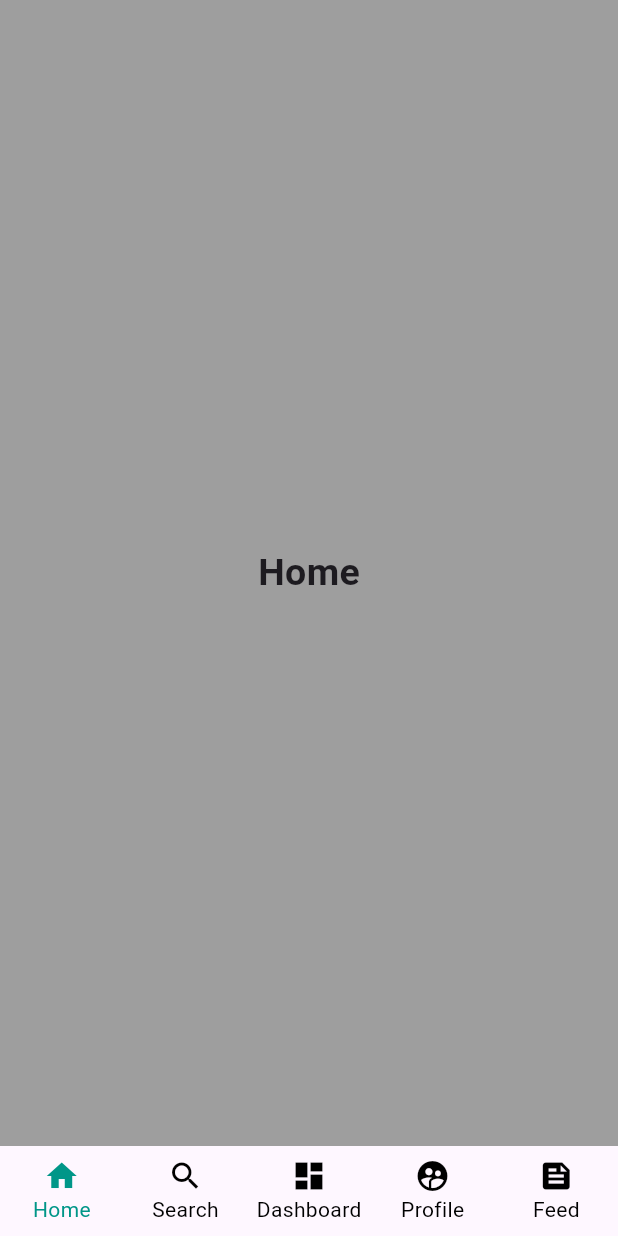
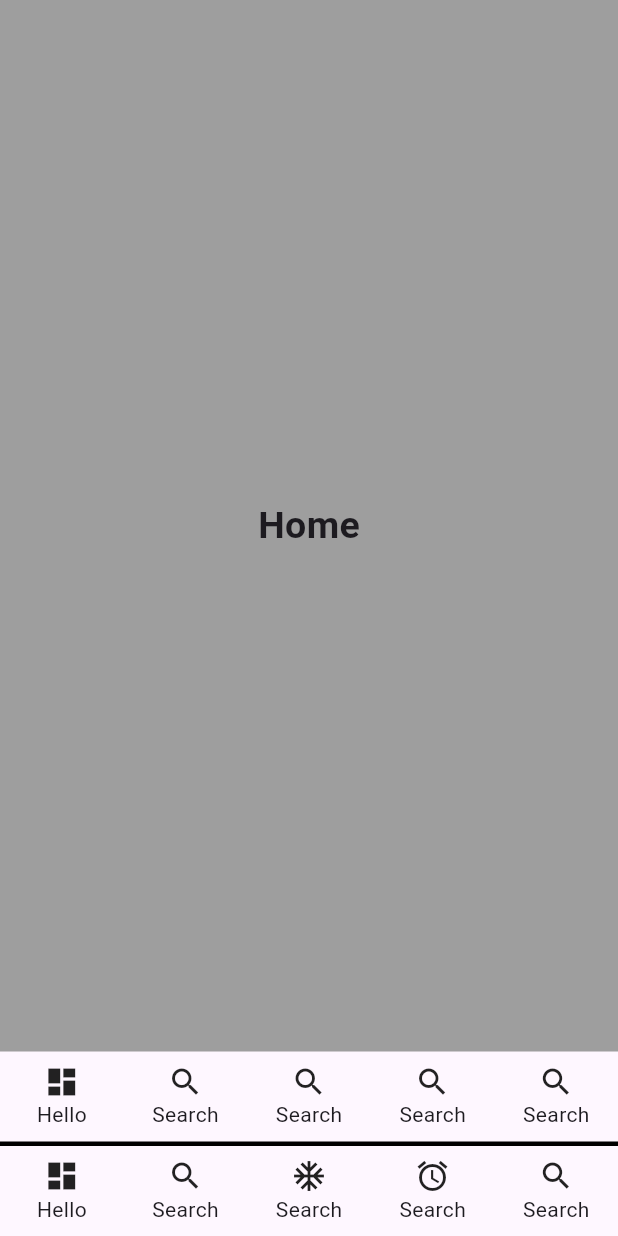
Before and after one commit to patelmeet341993/batch_2023_second_project, a Flutter app: the screen it shows after launch, on a phone screen of 412 x 824 dp. Run offline on Flutter 3.47's test engine with Material 2 defaults, Android fonts, the phone set to English and light mode, and no system bars.

Commit message:
st and sf widgts

```diff
--- a/lib/main.dart
+++ b/lib/main.dart
@@ -1,5 +1,6 @@
 import 'package:flutter/material.dart';
 import 'package:second_project/homepage.dart';
+import 'package:second_project/new_home_page.dart';
 
 void main() {
   runApp(const MyApp());
@@ -32,7 +33,7 @@ class MyApp extends StatelessWidget {
         colorScheme: ColorScheme.fromSeed(seedColor: Colors.deepPurple),
         useMaterial3: true,
       ),
-      home: HomePage(),
+      home: NewHomePage(),
     );
   }
 }
--- /dev/null
+++ b/lib/new_home_page.dart
@@ -0,0 +1,128 @@
+import 'package:flutter/material.dart';
+import 'package:second_project/widgets/menu_item.dart';
+import 'package:second_project/widgets/menu_item_sf.dart';
+
+class NewHomePage extends StatefulWidget {
+  const NewHomePage({super.key});
+
+  @override
+  State<NewHomePage> createState() => _NewHomePageState();
+}
+
+class _NewHomePageState extends State<NewHomePage> {
+  String title = "Home";
+  Color def_clr = Colors.black;
+  Color act_clr = Colors.teal;
+
+  @override
+  Widget build(BuildContext context) {
+    return SafeArea(
+      child: Scaffold(
+        body: getBody(),
+      ),
+    );
+  }
+
+  Widget getBody() {
+    return Column(
+      children: [
+        Expanded(
+          child: Container(
+            width: double.maxFinite,
+            color: Colors.grey,
+            child: Center(
+                child: Text(
+              title,
+              style: TextStyle(fontSize: 25, fontWeight: FontWeight.bold),
+            )),
+          ),
+        ),
+        getMenuSL(),
+        Container(height: 3,width: double.maxFinite,color: Colors.black,),
+        getMenuSF()
+      ],
+    );
+  }
+
+  Widget getMenuSF() {
+    return Container(
+      width: double.maxFinite,
+      height: 60,
+      child: Row(
+        crossAxisAlignment: CrossAxisAlignment.center,
+        children: [
+          MenuItemSF(icon: Icons.dashboard),
+
+          MenuItemSF(
+            icon: Icons.search,
+            label: "Search",
+          ),
+          MenuItemSF(
+            icon: Icons.ac_unit,
+            label: "Search",
+          ),
+          MenuItemSF(
+            icon: Icons.access_alarm,
+            label: "Search",
+          ),
+          MenuItemSF(
+            icon: Icons.search,
+            label: "Search",
+          ),
+
+          // getItem("Home",Icons.home),
+          // getItem("Search",Icons.search,clickFun:(){
+          //
+          //   print("extra feature");
+          //
+          // } ),
+          // getItem("Dashboard",Icons.dashboard,clickFun: (){
+          //   print("meet");
+          // }),
+          // getItem("Profile",Icons.supervised_user_circle_rounded),
+          // getItem("Feed",Icons.feed),
+        ],
+      ),
+    );
+  }
+  Widget getMenuSL() {
+    return Container(
+      width: double.maxFinite,
+      height: 60,
+      child: Row(
+        crossAxisAlignment: CrossAxisAlignment.center,
+        children: [
+          MenuItemSL(icon: Icons.dashboard),
+          MenuItemSL(
+            icon: Icons.search,
+            label: "Search",
+          ),
+          MenuItemSL(
+            icon: Icons.search,
+            label: "Search",
+          ),
+          MenuItemSL(
+            icon: Icons.search,
+            label: "Search",
+          ),
+          MenuItemSL(
+            icon: Icons.search,
+            label: "Search",
+          ),
+
+          // getItem("Home",Icons.home),
+          // getItem("Search",Icons.search,clickFun:(){
+          //
+          //   print("extra feature");
+          //
+          // } ),
+          // getItem("Dashboard",Icons.dashboard,clickFun: (){
+          //   print("meet");
+          // }),
+          // getItem("Profile",Icons.supervised_user_circle_rounded),
+          // getItem("Feed",Icons.feed),
+        ],
+      ),
+    );
+  }
+}
--- /dev/null
+++ b/lib/widgets/menu_item.dart
@@ -0,0 +1,26 @@
+import 'package:flutter/material.dart';
+
+class MenuItemSL extends StatelessWidget {
+
+
+  final IconData icon;
+  final String label;
+
+
+  const MenuItemSL({ this.label = "Hello",required this.icon});
+
+  @override
+  Widget build(BuildContext context) {
+    return  Expanded(
+      child: Container(
+        child: Column(
+          mainAxisAlignment: MainAxisAlignment.center,
+          children: [
+            Icon(icon),
+            Text(label),
+          ],
+        ),
+      ),
+    );
+  }
+}
--- /dev/null
+++ b/lib/widgets/menu_item_sf.dart
@@ -0,0 +1,28 @@
+import 'package:flutter/material.dart';
+
+class MenuItemSF extends StatefulWidget {
+
+  final IconData icon;
+  final String label;
+  const MenuItemSF({ this.label = "Hello",required this.icon});
+
+  @override
+  State<MenuItemSF> createState() => _MenuItemSFState();
+}
+
+class _MenuItemSFState extends State<MenuItemSF> {
+  @override
+  Widget build(BuildContext context) {
+    return Expanded(
+      child: Container(
+        child: Column(
+          mainAxisAlignment: MainAxisAlignment.center,
+          children: [
+            Icon(widget.icon),
+            Text(widget.label),
+          ],
+        ),
+      ),
+    );
+  }
+}
```
